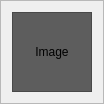
First picture: the form in ui/thumbimageframe.ui, repository athoune/Ema, before the edit.
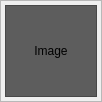
Second picture: the form after the edit. Custom widgets are drawn as their Qt base class.

Commit message: Added grid display for thumbs in main central widget

What changed in the file:
```diff
--- a/ui/thumbimageframe.ui
+++ b/ui/thumbimageframe.ui
@@ -1,15 +1,21 @@
 <ui version="4.0" >
  <class>ThumbImageFrame</class>
- <widget class="QFrame" name="ThumbImageFrame" >
-  <property name="geometry" >
+ <widget class="QFrame" name="ThumbImageFrame">
+  <property name="geometry">
    <rect>
     <x>0</x>
     <y>0</y>
-    <width>94</width>
-    <height>94</height>
+    <width>102</width>
+    <height>102</height>
    </rect>
   </property>
-  <property name="baseSize" >
+  <property name="maximumSize">
+   <size>
+    <width>110</width>
+    <height>110</height>
+   </size>
+  </property>
+  <property name="baseSize">
    <size>
     <width>120</width>
     <height>120</height>
@@ -24,7 +30,10 @@
   <property name="frameShadow" >
    <enum>QFrame::Raised</enum>
   </property>
-  <layout class="QVBoxLayout" name="verticalLayout" >
+  <layout class="QVBoxLayout" name="verticalLayout">
+   <property name="margin">
+    <number>4</number>
+   </property>
    <item>
     <widget class="QImageDisplay" name="globalImageLabel" >
      <property name="minimumSize" >
```
Left out of the diff: 29 changed lines with no effect on the pictures. The commit also changes 7 other files.
